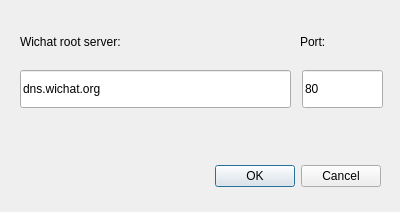
First picture: the form in src/serverconfigdialog.ui, repository zwpwjwtz/Wichat-qt, before the edit.
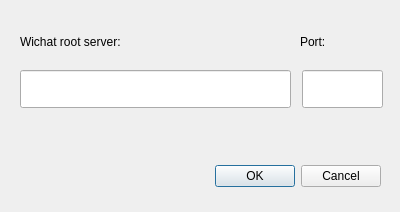
Second picture: the form after the edit.

```diff
--- a/src/serverconfigdialog.ui
+++ b/src/serverconfigdialog.ui
@@ -51,9 +51,6 @@
      <height>38</height>
     </rect>
    </property>
-   <property name="text">
-    <string>dns.wichat.org</string>
-   </property>
   </widget>
   <widget class="QLineEdit" name="textRootPort">
    <property name="geometry">
@@ -64,9 +61,6 @@
      <height>38</height>
     </rect>
    </property>
-   <property name="text">
-    <string>80</string>
-   </property>
   </widget>
   <widget class="QLabel" name="label_2">
    <property name="geometry">
```
